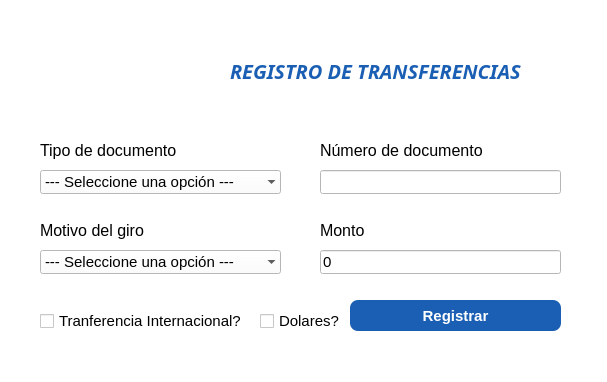
Above: gui/registerTransfer.ui from iriartico/pyqt before the change. Below: the same form after it.
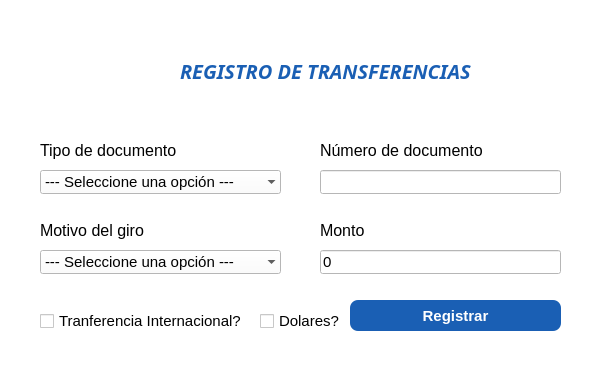
That is the form after the change. Icons and pictures are not drawn.

Patch:
```diff
--- a/gui/registerTransfer.ui
+++ b/gui/registerTransfer.ui
@@ -5,6 +5,9 @@
   <property name="windowModality">
    <enum>Qt::ApplicationModal</enum>
   </property>
+  <property name="enabled">
+   <bool>true</bool>
+  </property>
   <property name="geometry">
    <rect>
     <x>0</x>
@@ -14,18 +17,24 @@
    </rect>
   </property>
   <property name="windowTitle">
-   <string>Dialog</string>
+   <string>Registrar Transacciones</string>
+  </property>
+  <property name="autoFillBackground">
+   <bool>false</bool>
   </property>
   <property name="styleSheet">
    <string notr="true">background-color: rgb(255, 255, 255);</string>
   </property>
-  <widget class="QLabel" name="label">
+  <property name="sizeGripEnabled">
+   <bool>false</bool>
+  </property>
+  <widget class="QLabel" name="logo">
    <property name="geometry">
     <rect>
-     <x>120</x>
-     <y>30</y>
-     <width>71</width>
-     <height>81</height>
+     <x>60</x>
+     <y>50</y>
+     <width>101</width>
+     <height>51</height>
     </rect>
    </property>
    <property name="text">
@@ -38,9 +47,9 @@
   <widget class="QLabel" name="label_2">
    <property name="geometry">
     <rect>
-     <x>230</x>
+     <x>180</x>
      <y>50</y>
-     <width>301</width>
+     <width>371</width>
      <height>41</height>
     </rect>
    </property>
```
Left out of the diff: 33 changed lines with no effect on the pictures.
